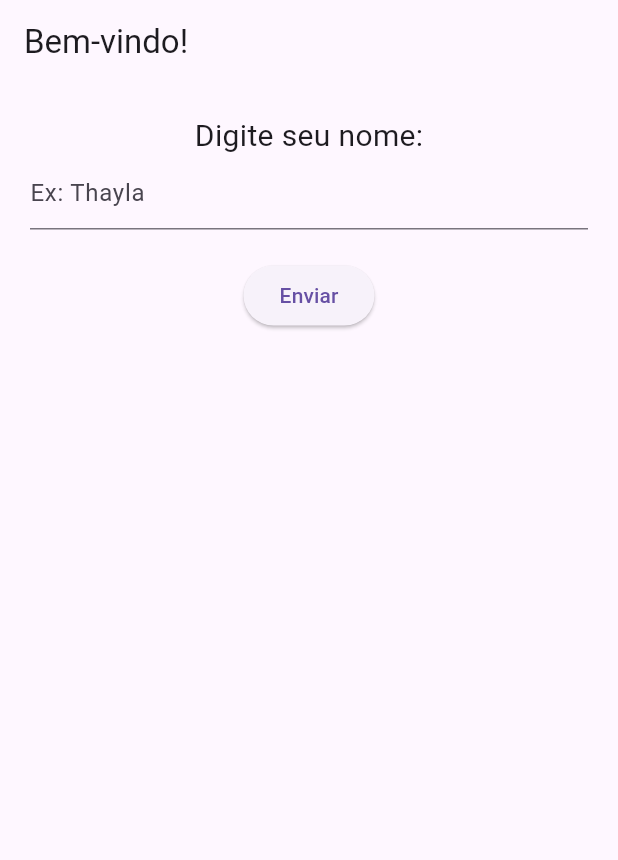
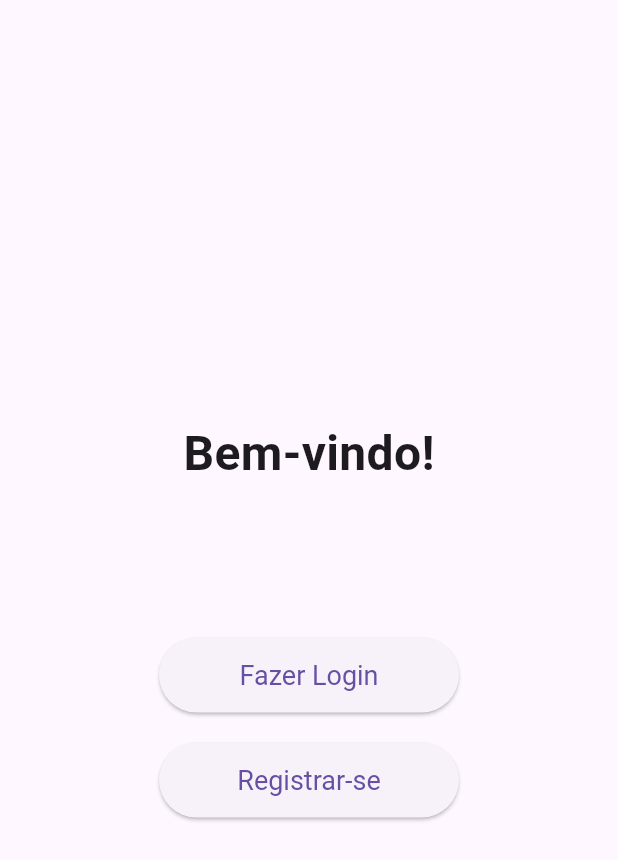
Before and after one commit to ThaylaalyahT/Computa-o_MTpFinal, a Flutter app: the screen it shows after launch, on a phone screen of 412 x 824 dp. Shown: the top 860 px of the screen. Run offline on Flutter 3.47's test engine with Material 3 defaults, Android fonts, the phone set to English and light mode, and no system bars; our stand-ins replace cloud_firestore, firebase_auth, firebase_core, google_sign_in; accounts and stored records are empty.

Commit message:
Login e register configurados superficialmente

```diff
--- a/flutter_finalapp/lib/main.dart
+++ b/flutter_finalapp/lib/main.dart
@@ -1,6 +1,11 @@
 import 'package:flutter/material.dart';
+import 'package:firebase_core/firebase_core.dart';  // Importação do Firebase Core
+import 'package:flutter_finalapp/screens/login_screen.dart';
+import 'package:flutter_finalapp/screens/register_screen.dart';
 
-void main() {
+void main() async {
+  WidgetsFlutterBinding.ensureInitialized(); // Garante que o Flutter esteja totalmente inicializado
+  await Firebase.initializeApp(); // Inicializa o Firebase
   runApp(const MyApp());
 }
 
@@ -17,54 +22,53 @@ class MyApp extends StatelessWidget {
   }
 }
 
-class WelcomeForm extends StatefulWidget {
+class WelcomeForm extends StatelessWidget {
   const WelcomeForm({super.key});
-
-  @override
-  State<WelcomeForm> createState() => _WelcomeFormState();
-}
-
-class _WelcomeFormState extends State<WelcomeForm> {
-  final TextEditingController _controller = TextEditingController();
-  String _name = '';
-
-  void _updateName() {
-    setState(() {
-      _name = _controller.text;
-    });
-  }
 
   @override
   Widget build(BuildContext context) {
     return Scaffold(
-      appBar: AppBar(
-        title: const Text('Bem-vindo!'),
-      ),
-      body: Padding(
+      body: Center( // Garantir que o conteúdo seja centralizado
+        child: Padding(
           padding: const EdgeInsets.all(20.0),
           child: Column(
+            mainAxisAlignment: MainAxisAlignment.center,
+            crossAxisAlignment: CrossAxisAlignment.center,
             children: [
               const Text(
-              'Digite seu nome:',
-              style: TextStyle(fontSize: 20),
+                'Bem-vindo!',
+                style: TextStyle(fontSize: 32, fontWeight: FontWeight.bold),
               ),
-            TextField(
-              controller: _controller,
-              decoration: const InputDecoration(
-                hintText: 'Ex: Thayla',
+              const SizedBox(height: 100), // Ajuste para centralizar mais
+              ElevatedButton(
+                onPressed: () {
+                  Navigator.push(
+                    context,
+                    MaterialPageRoute(builder: (context) => const LoginScreen()),
+                  );
+                },
+                style: ElevatedButton.styleFrom(
+                  minimumSize: const Size(200, 50), // Tamanho maior para o botão
+                  textStyle: const TextStyle(fontSize: 18), // Texto maior
                 ),
+                child: const Text('Fazer Login'),
               ),
               const SizedBox(height: 20),
               ElevatedButton(
-              onPressed: _updateName,
-              child: const Text('Enviar'),
+                onPressed: () {
+                  Navigator.push(
+                    context,
+                    MaterialPageRoute(builder: (context) => const RegisterScreen()),
+                  );
+                },
+                style: ElevatedButton.styleFrom(
+                  minimumSize: const Size(200, 50), // Tamanho maior para o botão
+                  textStyle: const TextStyle(fontSize: 18), // Texto maior
                 ),
-            const SizedBox(height: 20),
-            Text(
-              _name.isEmpty ? '' : 'Olá, $_name!',
-              style: const TextStyle(fontSize: 24),
+                child: const Text('Registrar-se'),
               ),
             ],
+          ),
         ),
       ),
     );
```
Also changed, not shown: flutter_finalapp/lib/models/user_model.dart (+31 -0 lines), flutter_finalapp/lib/screens/aluno/aluno_dashboard.dart (+25 -0 lines), flutter_finalapp/lib/screens/login_screen.dart (+115 -0 lines), flutter_finalapp/lib/screens/professor/professor_dashboard.dart (+25 -0 lines), flutter_finalapp/lib/screens/register_screen.dart (+101 -0 lines), flutter_finalapp/lib/services/auth_service.dart (+65 -0 lines), flutter_finalapp/pubspec.yaml (+8 -0 lines), flutter_finalapp/pubspec.lock, 6 other files. Lines whose indentation alone changed are shown as unchanged.
